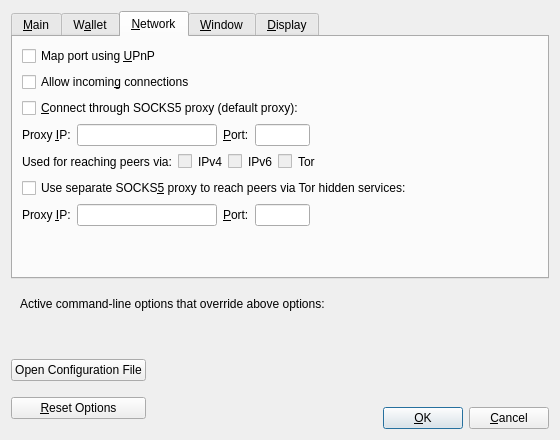
Qt form src/qt/forms/optionsdialog.ui (Crazyhead90/Linda) before a commit.
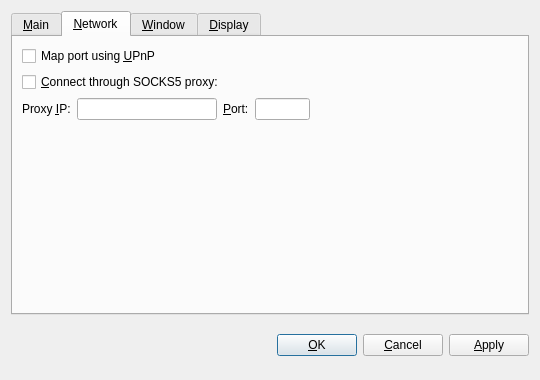
The same form after that commit. The open tabs and pages were chosen to show the change. Custom widgets are drawn as their Qt base class.

Diff of the .ui file:
```diff
--- a/src/qt/forms/optionsdialog.ui
+++ b/src/qt/forms/optionsdialog.ui
@@ -6,8 +6,8 @@
    <rect>
     <x>0</x>
     <y>0</y>
-    <width>560</width>
-    <height>440</height>
+    <width>540</width>
+    <height>380</height>
    </rect>
   </property>
   <property name="windowTitle">
@@ -19,6 +19,9 @@
   <layout class="QVBoxLayout" name="verticalLayout">
    <item>
     <widget class="QTabWidget" name="tabWidget">
+     <property name="tabPosition">
+      <enum>QTabWidget::North</enum>
+     </property>
      <property name="currentIndex">
       <number>0</number>
      </property>
@@ -132,55 +135,6 @@
        </item>
       </layout>
      </widget>
-     <widget class="QWidget" name="tabWallet">
-      <attribute name="title">
-       <string>W&amp;allet</string>
-      </attribute>
-      <layout class="QVBoxLayout" name="verticalLayout_Wallet">
-       <item>
-        <widget class="QGroupBox" name="groupBox">
-         <property name="title">
-          <string>Expert</string>
-         </property>
-         <layout class="QVBoxLayout" name="verticalLayout_2">
-          <item>
-           <widget class="QCheckBox" name="coinControlFeatures">
-            <property name="toolTip">
-             <string>Whether to show coin control features or not.</string>
-            </property>
-            <property name="text">
-             <string>Enable coin &amp;control features</string>
-            </property>
-           </widget>
-          </item>
-          <item>
-           <widget class="QCheckBox" name="spendZeroConfChange">
-            <property name="toolTip">
-             <string>If you disable the spending of unconfirmed change, the change from a transaction cannot be used until that transaction has at least one confirmation. This also affects how your balance is computed.</string>
-            </property>
-            <property name="text">
-             <string>&amp;Spend unconfirmed change</string>
-            </property>
-           </widget>
-          </item>
-         </layout>
-        </widget>
-       </item>
-       <item>
-        <spacer name="verticalSpacer_Wallet">
-         <property name="orientation">
-          <enum>Qt::Vertical</enum>
-         </property>
-         <property name="sizeHint" stdset="0">
-          <size>
-           <width>20</width>
-           <height>40</height>
-          </size>
-         </property>
-        </spacer>
-       </item>
-      </layout>
-     </widget>
      <widget class="QWidget" name="tabNetwork">
       <attribute name="title">
        <string>&amp;Network</string>
@@ -196,23 +150,13 @@
          </property>
         </widget>
        </item>
-       <item>
-        <widget class="QCheckBox" name="allowIncoming">
-         <property name="toolTip">
-          <string>Accept connections from outside.</string>
-         </property>
-         <property name="text">
-          <string>Allow incomin&amp;g connections</string>
-         </property>
-        </widget>
-       </item>
        <item>
         <widget class="QCheckBox" name="connectSocks">
          <property name="toolTip">
           <string>Connect to the Bitcoin network through a SOCKS5 proxy.</string>
          </property>
          <property name="text">
-          <string>&amp;Connect through SOCKS5 proxy (default proxy):</string>
+          <string>&amp;Connect through SOCKS5 proxy:</string>
          </property>
         </widget>
        </item>
@@ -233,12 +177,6 @@
          </item>
          <item>
           <widget class="QValidatedLineEdit" name="proxyIp">
-           <property name="minimumSize">
-            <size>
-             <width>140</width>
-             <height>0</height>
-            </size>
-           </property>
            <property name="maximumSize">
             <size>
              <width>140</width>
@@ -265,12 +203,6 @@
          </item>
          <item>
           <widget class="QLineEdit" name="proxyPort">
-           <property name="minimumSize">
-            <size>
-             <width>55</width>
-             <height>0</height>
-            </size>
-           </property>
            <property name="maximumSize">
             <size>
              <width>55</width>
@@ -283,194 +215,7 @@
           </widget>
          </item>
          <item>
-          <spacer name="horizontalSpacer_1_Network">
-           <property name="orientation">
-            <enum>Qt::Horizontal</enum>
-           </property>
-           <property name="sizeHint" stdset="0">
-            <size>
-             <width>40</width>
-             <height>20</height>
-            </size>
-           </property>
-          </spacer>
-         </item>
-        </layout>
-       </item>
-       <item>
-        <layout class="QHBoxLayout" name="horizontalLayout_2_Network">
-         <item>
-          <widget class="QLabel" name="proxyActiveNets">
-           <property name="text">
-            <string>Used for reaching peers via:</string>
-           </property>
-           <property name="textFormat">
-            <enum>Qt::PlainText</enum>
-           </property>
-          </widget>
-         </item>
-         <item>
-          <widget class="QCheckBox" name="proxyReachIPv4">
-           <property name="enabled">
-            <bool>false</bool>
-           </property>
-           <property name="toolTip">
-            <string>Shows if the supplied default SOCKS5 proxy is used to reach peers via this network type.</string>
-           </property>
-           <property name="text">
-            <string/>
-           </property>
-          </widget>
-         </item>
-         <item>
-          <widget class="QLabel" name="proxyReachIPv4Label">
-           <property name="text">
-            <string>IPv4</string>
-           </property>
-           <property name="textFormat">
-            <enum>Qt::PlainText</enum>
-           </property>
-          </widget>
-         </item>
-         <item>
-          <widget class="QCheckBox" name="proxyReachIPv6">
-           <property name="enabled">
-            <bool>false</bool>
-           </property>
-           <property name="toolTip">
-            <string>Shows if the supplied default SOCKS5 proxy is used to reach peers via this network type.</string>
-           </property>
-           <property name="text">
-            <string/>
-           </property>
-          </widget>
-         </item>
-         <item>
-          <widget class="QLabel" name="proxyReachIPv6Label">
-           <property name="text">
-            <string>IPv6</string>
-           </property>
-           <property name="textFormat">
-            <enum>Qt::PlainText</enum>
-           </property>
-          </widget>
-         </item>
-         <item>
-          <widget class="QCheckBox" name="proxyReachTor">
-           <property name="enabled">
-            <bool>false</bool>
-           </property>
-           <property name="toolTip">
-            <string>Shows if the supplied default SOCKS5 proxy is used to reach peers via this network type.</string>
-           </property>
-           <property name="text">
-            <string/>
-           </property>
-          </widget>
-         </item>
-         <item>
-          <widget class="QLabel" name="proxyReachTorLabel">
-           <property name="text">
-            <string>Tor</string>
-           </property>
-           <property name="textFormat">
-            <enum>Qt::PlainText</enum>
-           </property>
-          </widget>
-         </item>
-         <item>
-          <spacer name="horizontalSpacer_2_Network">
-           <property name="orientation">
-            <enum>Qt::Horizontal</enum>
-           </property>
-           <property name="sizeHint" stdset="0">
-            <size>
-             <width>40</width>
-             <height>20</height>
-            </size>
-           </property>
-          </spacer>
-         </item>
-        </layout>
-       </item>
-       <item>
-        <widget class="QCheckBox" name="connectSocksTor">
-         <property name="toolTip">
-          <string>Connect to the Bitcoin network through a separate SOCKS5 proxy for Tor hidden services.</string>
-         </property>
-         <property name="text">
-          <string>Use separate SOCKS&amp;5 proxy to reach peers via Tor hidden services:</string>
-         </property>
-        </widget>
-       </item>
-       <item>
-        <layout class="QHBoxLayout" name="horizontalLayout_3_Network">
-         <item>
-          <widget class="QLabel" name="proxyIpTorLabel">
-           <property name="text">
-            <string>Proxy &amp;IP:</string>
-           </property>
-           <property name="textFormat">
-            <enum>Qt::PlainText</enum>
-           </property>
-           <property name="buddy">
-            <cstring>proxyIpTor</cstring>
-           </property>
-          </widget>
-         </item>
-         <item>
-          <widget class="QValidatedLineEdit" name="proxyIpTor">
-           <property name="minimumSize">
-            <size>
-             <width>140</width>
-             <height>0</height>
-            </size>
-           </property>
-           <property name="maximumSize">
-            <size>
-             <width>140</width>
-             <height>16777215</height>
-            </size>
-           </property>
-           <property name="toolTip">
-            <string>IP address of the proxy (e.g. IPv4: 127.0.0.1 / IPv6: ::1)</string>
-           </property>
-          </widget>
-         </item>
-         <item>
-          <widget class="QLabel" name="proxyPortTorLabel">
-           <property name="text">
-            <string>&amp;Port:</string>
-           </property>
-           <property name="textFormat">
-            <enum>Qt::PlainText</enum>
-           </property>
-           <property name="buddy">
-            <cstring>proxyPortTor</cstring>
-           </property>
-          </widget>
-         </item>
-         <item>
-          <widget class="QLineEdit" name="proxyPortTor">
-           <property name="minimumSize">
-            <size>
-             <width>55</width>
-             <height>0</height>
-            </size>
-           </property>
-           <property name="maximumSize">
-            <size>
-             <width>55</width>
-             <height>16777215</height>
-            </size>
-           </property>
-           <property name="toolTip">
-            <string>Port of the proxy (e.g. 9050)</string>
-           </property>
-          </widget>
-         </item>
-         <item>
-          <spacer name="horizontalSpacer_4_Network">
+          <spacer name="horizontalSpacer_Network">
            <property name="orientation">
             <enum>Qt::Horizontal</enum>
            </property>
@@ -643,84 +388,8 @@
      </widget>
     </widget>
    </item>
-   <item>
-    <widget class="QFrame" name="frame">
-     <layout class="QVBoxLayout" name="verticalLayout_Bottom">
-      <item>
-       <layout class="QHBoxLayout" name="horizontalLayout_Bottom">
-        <item>
-         <widget class="QLabel" name="overriddenByCommandLineInfoLabel">
-          <property name="text">
-           <string>Active command-line options that override above options:</string>
-          </property>
-          <property name="textFormat">
-           <enum>Qt::PlainText</enum>
-          </property>
-         </widget>
-        </item>
-        <item>
-         <spacer name="horizontalSpacer_Bottom">
-          <property name="orientation">
-           <enum>Qt::Horizontal</enum>
-          </property>
-          <property name="sizeHint" stdset="0">
-           <size>
-            <width>40</width>
-            <height>20</height>
-           </size>
-          </property>
-         </spacer>
-        </item>
-       </layout>
-      </item>
-      <item>
-       <widget class="QLabel" name="overriddenByCommandLineLabel">
-        <property name="text">
-         <string/>
-        </property>
-        <property name="textFormat">
-         <enum>Qt::PlainText</enum>
-        </property>
-        <property name="wordWrap">
-         <bool>true</bool>
-        </property>
-       </widget>
-      </item>
-     </layout>
-    </widget>
-   </item>
    <item>
     <layout class="QHBoxLayout" name="horizontalLayout_Buttons">
-     <item>
-      <layout class="QVBoxLayout" name="verticalLayout_Buttons">
-       <item>
-        <widget class="QPushButton" name="openBitcoinConfButton">
-         <property name="toolTip">
-          <string>Open the %1 configuration file from the working directory.</string>
-         </property>
-         <property name="text">
-          <string>Open Configuration File</string>
-         </property>
-         <property name="autoDefault">
-          <bool>false</bool>
-         </property>
-        </widget>
-       </item>
-       <item>
-        <widget class="QPushButton" name="resetButton">
-         <property name="toolTip">
-          <string>Reset all client options to default.</string>
-         </property>
-         <property name="text">
-          <string>&amp;Reset Options</string>
-         </property>
-         <property name="autoDefault">
-          <bool>false</bool>
-         </property>
-        </widget>
-       </item>
-      </layout>
-     </item>
      <item>
       <spacer name="horizontalSpacer_1">
        <property name="orientation">
@@ -736,12 +405,6 @@
      </item>
      <item>
       <widget class="QLabel" name="statusLabel">
-       <property name="minimumSize">
-        <size>
-         <width>200</width>
-         <height>0</height>
-        </size>
-       </property>
        <property name="font">
         <font>
          <weight>75</weight>
@@ -773,48 +436,31 @@
       </spacer>
      </item>
      <item>
-      <layout class="QVBoxLayout" name="verticalLayout_4">
-       <item>
-        <spacer name="verticalSpacer">
-         <property name="orientation">
-          <enum>Qt::Vertical</enum>
-         </property>
-         <property name="sizeHint" stdset="0">
-          <size>
-           <width>20</width>
-           <height>40</height>
-          </size>
-         </property>
-        </spacer>
-       </item>
-       <item>
-        <layout class="QHBoxLayout" name="horizontalLayout">
-         <item>
-          <widget class="QPushButton" name="okButton">
-           <property name="text">
-            <string>&amp;OK</string>
-           </property>
-           <property name="autoDefault">
-            <bool>false</bool>
-           </property>
-           <property name="default">
-            <bool>true</bool>
-           </property>
-          </widget>
-         </item>
-         <item>
-          <widget class="QPushButton" name="cancelButton">
-           <property name="text">
-            <string>&amp;Cancel</string>
-           </property>
-           <property name="autoDefault">
-            <bool>false</bool>
-           </property>
-          </widget>
-         </item>
-        </layout>
-       </item>
-      </layout>
+      <widget class="QPushButton" name="okButton">
+       <property name="text">
+        <string>&amp;OK</string>
+       </property>
+      </widget>
+     </item>
+     <item>
+      <widget class="QPushButton" name="cancelButton">
+       <property name="text">
+        <string>&amp;Cancel</string>
+       </property>
+       <property name="autoDefault">
+        <bool>false</bool>
+       </property>
+      </widget>
+     </item>
+     <item>
+      <widget class="QPushButton" name="applyButton">
+       <property name="text">
+        <string>&amp;Apply</string>
+       </property>
+       <property name="autoDefault">
+        <bool>false</bool>
+       </property>
+      </widget>
      </item>
     </layout>
    </item>
@@ -822,14 +468,19 @@
  </widget>
  <customwidgets>
   <customwidget>
-   <class>QValidatedLineEdit</class>
-   <extends>QLineEdit</extends>
-   <header>qt/qvalidatedlineedit.h</header>
+   <class>BitcoinAmountField</class>
+   <extends>QSpinBox</extends>
+   <header>bitcoinamountfield.h</header>
   </customwidget>
   <customwidget>
    <class>QValueComboBox</class>
    <extends>QComboBox</extends>
-   <header>qt/qvaluecombobox.h</header>
+   <header>qvaluecombobox.h</header>
+  </customwidget>
+  <customwidget>
+   <class>QValidatedLineEdit</class>
+   <extends>QLineEdit</extends>
+   <header>qvalidatedlineedit.h</header>
   </customwidget>
  </customwidgets>
  <resources/>
```
Left out of the diff: 235 changed lines with no effect on the pictures.
